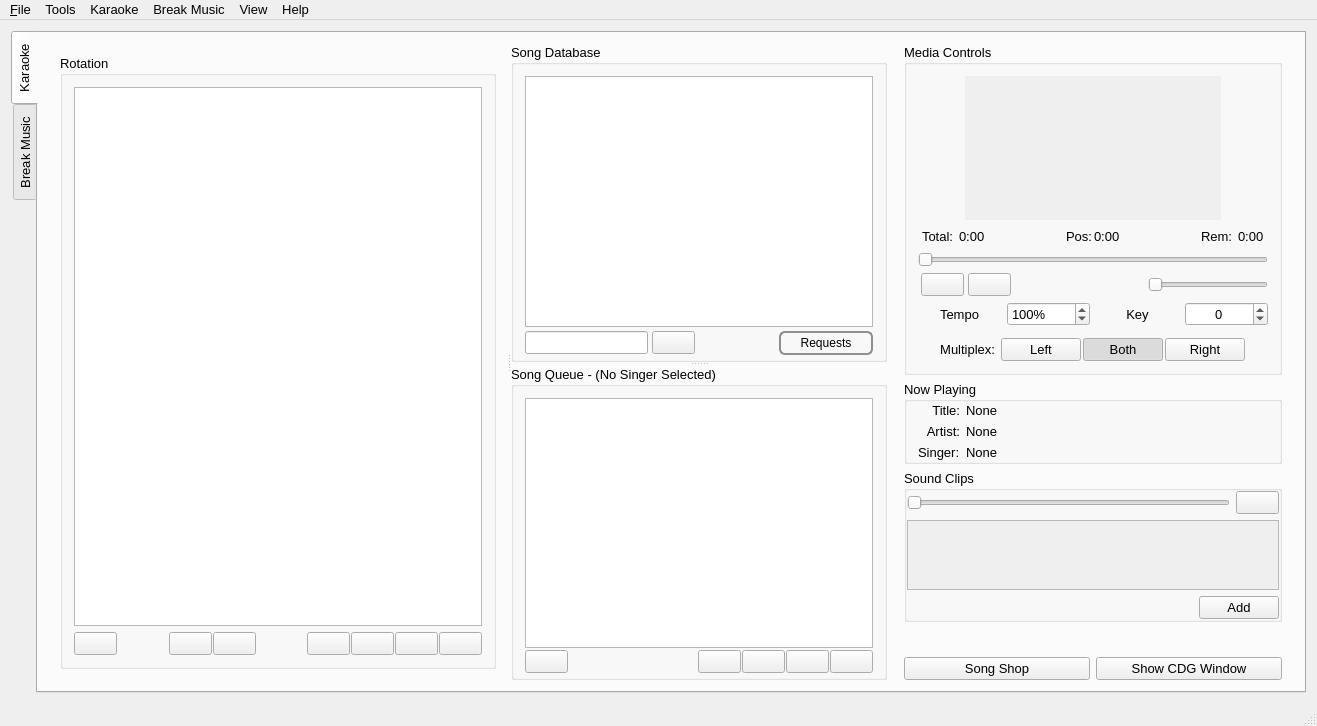
Qt form OpenKJ/mainwindow.ui (OpenKJ/OpenKJ) before a commit.
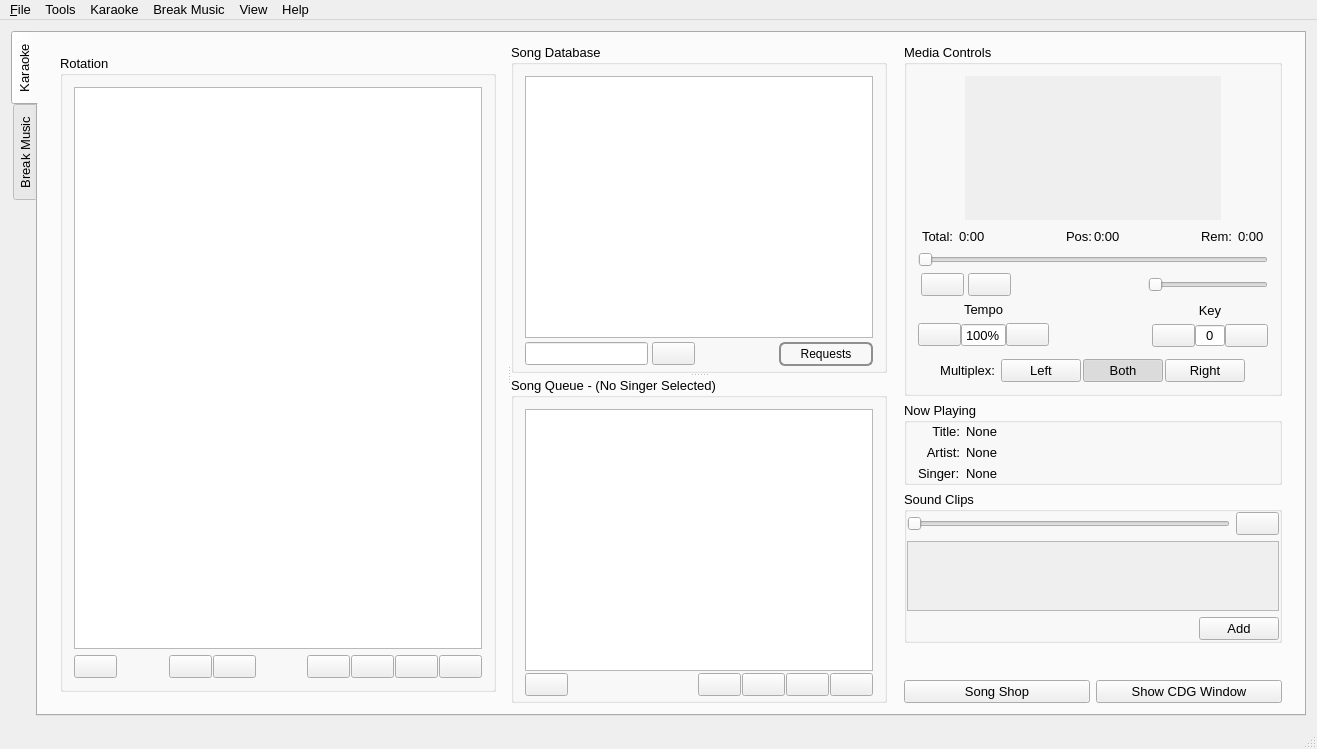
The same form after that commit. Icons and pictures are not drawn. Custom widgets are drawn as their Qt base class.

Commit message: Improve key change and tempo UI usability

The edit to the form file:
```diff
--- a/OpenKJ/mainwindow.ui
+++ b/OpenKJ/mainwindow.ui
@@ -7,7 +7,7 @@
     <x>0</x>
     <y>0</y>
     <width>1317</width>
-    <height>726</height>
+    <height>749</height>
    </rect>
   </property>
   <property name="sizePolicy">
@@ -1318,57 +1318,60 @@
                  </widget>
                 </item>
                 <item>
-                 <layout class="QGridLayout" name="gridLayout_2">
+                 <layout class="QHBoxLayout" name="horizontalLayout_27">
                   <property name="topMargin">
                    <number>0</number>
                   </property>
-                  <property name="rightMargin">
+                  <item>
+                   <layout class="QVBoxLayout" name="verticalLayout_2">
+                    <property name="topMargin">
                    <number>0</number>
                   </property>
-                  <property name="verticalSpacing">
-                   <number>0</number>
-                  </property>
-                  <item row="1" column="3">
-                   <widget class="QSpinBox" name="spinBoxKey">
-                    <property name="minimumSize">
-                     <size>
-                      <width>0</width>
-                      <height>10</height>
-                     </size>
-                    </property>
-                    <property name="focusPolicy">
-                     <enum>Qt::NoFocus</enum>
-                    </property>
-                    <property name="frame">
-                     <bool>true</bool>
+                    <item>
+                     <widget class="QLabel" name="lblTempo">
+                      <property name="text">
+                       <string>Tempo</string>
                     </property>
                     <property name="alignment">
-                     <set>Qt::AlignCenter</set>
-                    </property>
-                    <property name="readOnly">
-                     <bool>false</bool>
-                    </property>
-                    <property name="buttonSymbols">
-                     <enum>QAbstractSpinBox::UpDownArrows</enum>
-                    </property>
-                    <property name="keyboardTracking">
-                     <bool>false</bool>
-                    </property>
-                    <property name="prefix">
+                       <set>Qt::AlignBottom|Qt::AlignHCenter</set>
+                      </property>
+                     </widget>
+                    </item>
+                    <item>
+                     <layout class="QHBoxLayout" name="horizontalLayout_28">
+                      <property name="spacing">
+                       <number>0</number>
+                      </property>
+                      <property name="topMargin">
+                       <number>0</number>
+                      </property>
+                      <item>
+                       <widget class="QPushButton" name="pushButtonTempoDn">
+                        <property name="text">
                      <string/>
                     </property>
-                    <property name="minimum">
-                     <number>-12</number>
-                    </property>
-                    <property name="maximum">
-                     <number>12</number>
+                        <property name="icon">
+                         <iconset resource="resources.qrc">
+                          <normaloff>:/Icons/breeze-dark/downindicator.svg</normaloff>:/Icons/breeze-dark/downindicator.svg</iconset>
+                        </property>
+                        <property name="iconSize">
+                         <size>
+                          <width>26</width>
+                          <height>26</height>
+                         </size>
                     </property>
                    </widget>
                   </item>
-                  <item row="1" column="1">
+                      <item>
                    <widget class="QSpinBox" name="spinBoxTempo">
+                        <property name="focusPolicy">
+                         <enum>Qt::NoFocus</enum>
+                        </property>
+                        <property name="readOnly">
+                         <bool>true</bool>
+                        </property>
                     <property name="buttonSymbols">
-                     <enum>QAbstractSpinBox::UpDownArrows</enum>
+                         <enum>QAbstractSpinBox::NoButtons</enum>
                     </property>
                     <property name="suffix">
                      <string>%</string>
@@ -1384,25 +1387,134 @@
                     </property>
                    </widget>
                   </item>
-                  <item row="1" column="0">
-                   <widget class="QLabel" name="lblTempo">
+                      <item>
+                       <widget class="QPushButton" name="pushButtonTempoUp">
                     <property name="text">
-                     <string>Tempo</string>
-                    </property>
-                    <property name="alignment">
-                     <set>Qt::AlignCenter</set>
+                         <string/>
+                        </property>
+                        <property name="icon">
+                         <iconset resource="resources.qrc">
+                          <normaloff>:/Icons/breeze-dark/upindicator.svg</normaloff>:/Icons/breeze-dark/upindicator.svg</iconset>
+                        </property>
+                        <property name="iconSize">
+                         <size>
+                          <width>26</width>
+                          <height>26</height>
+                         </size>
                     </property>
                    </widget>
                   </item>
-                  <item row="1" column="2">
+                     </layout>
+                    </item>
+                   </layout>
+                  </item>
+                  <item>
+                   <spacer name="horizontalSpacer_17">
+                    <property name="orientation">
+                     <enum>Qt::Horizontal</enum>
+                    </property>
+                    <property name="sizeHint" stdset="0">
+                     <size>
+                      <width>40</width>
+                      <height>20</height>
+                     </size>
+                    </property>
+                   </spacer>
+                  </item>
+                  <item>
+                   <layout class="QVBoxLayout" name="verticalLayout_18">
+                    <item>
                    <widget class="QLabel" name="lblKey">
                     <property name="text">
                      <string>Key</string>
                     </property>
                     <property name="alignment">
+                       <set>Qt::AlignBottom|Qt::AlignHCenter</set>
+                      </property>
+                     </widget>
+                    </item>
+                    <item>
+                     <layout class="QHBoxLayout" name="horizontalLayout_29">
+                      <property name="spacing">
+                       <number>0</number>
+                      </property>
+                      <property name="topMargin">
+                       <number>0</number>
+                      </property>
+                      <item>
+                       <widget class="QPushButton" name="pushButtonKeyDn">
+                        <property name="text">
+                         <string/>
+                        </property>
+                        <property name="icon">
+                         <iconset resource="resources.qrc">
+                          <normaloff>:/Icons/breeze-dark/downindicator.svg</normaloff>:/Icons/breeze-dark/downindicator.svg</iconset>
+                        </property>
+                        <property name="iconSize">
+                         <size>
+                          <width>26</width>
+                          <height>26</height>
+                         </size>
+                        </property>
+                       </widget>
+                      </item>
+                      <item>
+                       <widget class="QSpinBox" name="spinBoxKey">
+                        <property name="minimumSize">
+                         <size>
+                          <width>0</width>
+                          <height>10</height>
+                         </size>
+                        </property>
+                        <property name="focusPolicy">
+                         <enum>Qt::NoFocus</enum>
+                        </property>
+                        <property name="frame">
+                         <bool>true</bool>
+                        </property>
+                        <property name="alignment">
                      <set>Qt::AlignCenter</set>
                     </property>
-                   </widget>
+                        <property name="readOnly">
+                         <bool>false</bool>
+                        </property>
+                        <property name="buttonSymbols">
+                         <enum>QAbstractSpinBox::NoButtons</enum>
+                        </property>
+                        <property name="keyboardTracking">
+                         <bool>false</bool>
+                        </property>
+                        <property name="prefix">
+                         <string/>
+                        </property>
+                        <property name="minimum">
+                         <number>-12</number>
+                        </property>
+                        <property name="maximum">
+                         <number>12</number>
+                        </property>
+                       </widget>
+                      </item>
+                      <item>
+                       <widget class="QPushButton" name="pushButtonKeyUp">
+                        <property name="text">
+                         <string/>
+                        </property>
+                        <property name="icon">
+                         <iconset resource="resources.qrc">
+                          <normaloff>:/Icons/breeze-dark/upindicator.svg</normaloff>:/Icons/breeze-dark/upindicator.svg</iconset>
+                        </property>
+                        <property name="iconSize">
+                         <size>
+                          <width>26</width>
+                          <height>26</height>
+                         </size>
+                        </property>
+                       </widget>
+                      </item>
+                     </layout>
+                    </item>
+                   </layout>
                   </item>
                  </layout>
                 </item>
```
Lines whose indentation alone changed are shown as unchanged. The commit also changes 8 other files.
